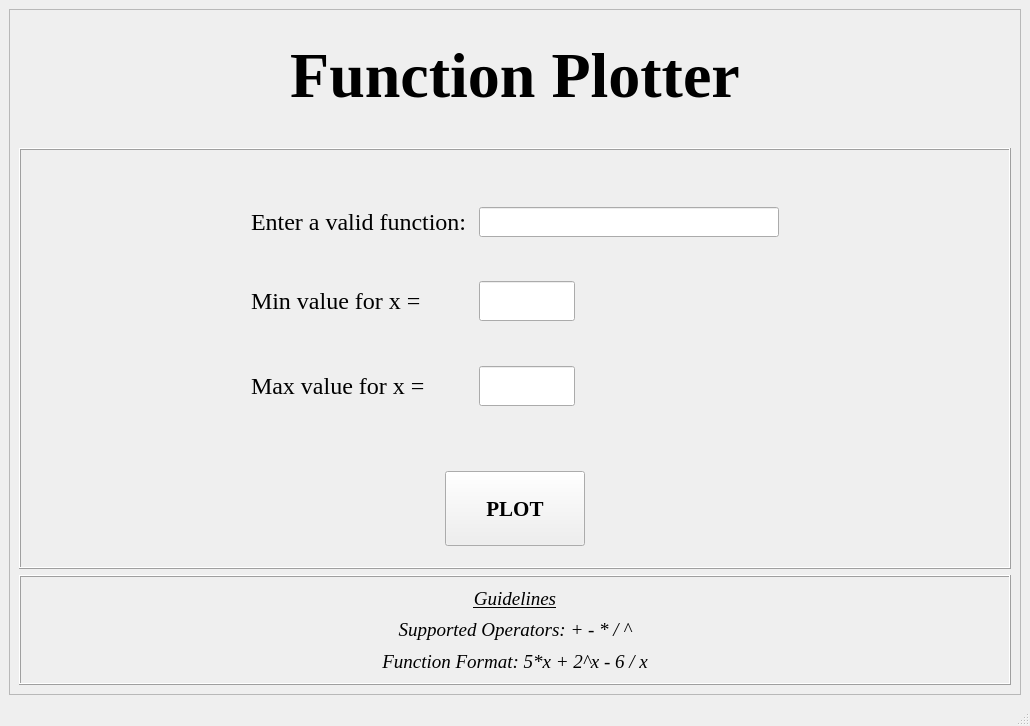
Above: Design.ui from AbdelrahmanHamdyy/Function-Plotter before the change. Below: the same form after it.
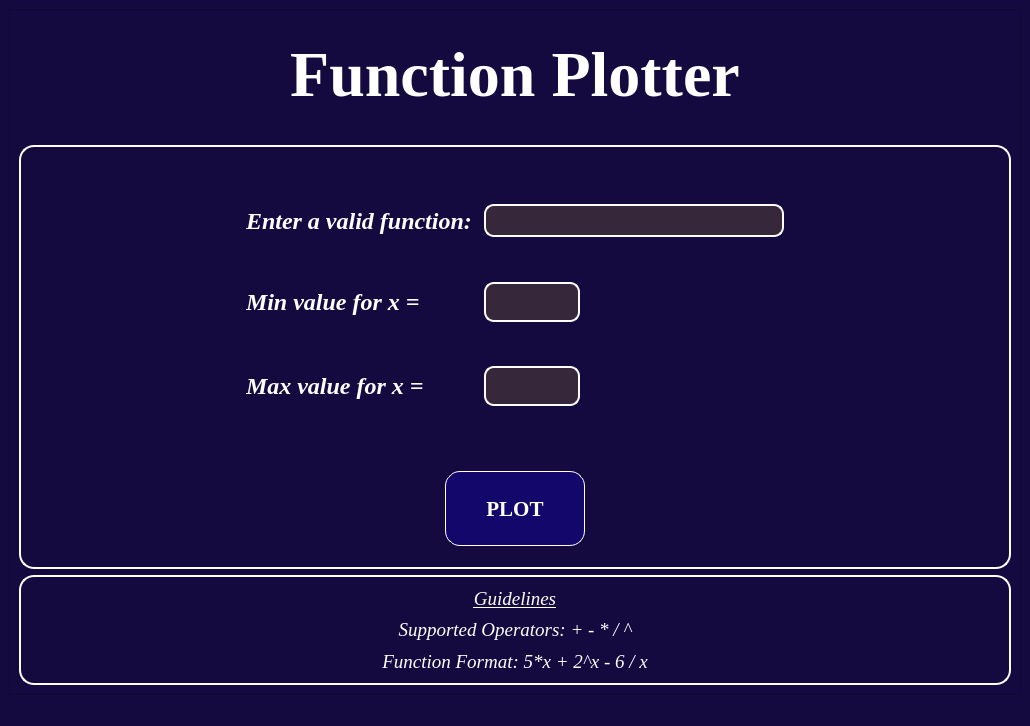
That is the form after the change.

```diff
--- a/Design.ui
+++ b/Design.ui
@@ -13,6 +13,24 @@
   <property name="palette">
    <palette>
     <active>
+     <colorrole role="WindowText">
+      <brush brushstyle="SolidPattern">
+       <color alpha="255">
+        <red>255</red>
+        <green>255</green>
+        <blue>255</blue>
+       </color>
+      </brush>
+     </colorrole>
+     <colorrole role="Button">
+      <brush brushstyle="SolidPattern">
+       <color alpha="255">
+        <red>20</red>
+        <green>10</green>
+        <blue>63</blue>
+       </color>
+      </brush>
+     </colorrole>
      <colorrole role="Mid">
       <brush brushstyle="SolidPattern">
        <color alpha="255">
@@ -22,8 +40,71 @@
        </color>
       </brush>
      </colorrole>
+     <colorrole role="Text">
+      <brush brushstyle="SolidPattern">
+       <color alpha="255">
+        <red>255</red>
+        <green>255</green>
+        <blue>255</blue>
+       </color>
+      </brush>
+     </colorrole>
+     <colorrole role="ButtonText">
+      <brush brushstyle="SolidPattern">
+       <color alpha="255">
+        <red>255</red>
+        <green>255</green>
+        <blue>255</blue>
+       </color>
+      </brush>
+     </colorrole>
+     <colorrole role="Base">
+      <brush brushstyle="SolidPattern">
+       <color alpha="255">
+        <red>20</red>
+        <green>10</green>
+        <blue>63</blue>
+       </color>
+      </brush>
+     </colorrole>
+     <colorrole role="Window">
+      <brush brushstyle="SolidPattern">
+       <color alpha="255">
+        <red>20</red>
+        <green>10</green>
+        <blue>63</blue>
+       </color>
+      </brush>
+     </colorrole>
+     <colorrole role="PlaceholderText">
+      <brush brushstyle="NoBrush">
+       <color alpha="128">
+        <red>255</red>
+        <green>255</green>
+        <blue>255</blue>
+       </color>
+      </brush>
+     </colorrole>
     </active>
     <inactive>
+     <colorrole role="WindowText">
+      <brush brushstyle="SolidPattern">
+       <color alpha="255">
+        <red>255</red>
+        <green>255</green>
+        <blue>255</blue>
+       </color>
+      </brush>
+     </colorrole>
+     <colorrole role="Button">
+      <brush brushstyle="SolidPattern">
+       <color alpha="255">
+        <red>20</red>
+        <green>10</green>
+        <blue>63</blue>
+       </color>
+      </brush>
+     </colorrole>
      <colorrole role="Mid">
       <brush brushstyle="SolidPattern">
        <color alpha="255">
@@ -33,8 +114,71 @@
        </color>
       </brush>
      </colorrole>
+     <colorrole role="Text">
+      <brush brushstyle="SolidPattern">
+       <color alpha="255">
+        <red>255</red>
+        <green>255</green>
+        <blue>255</blue>
+       </color>
+      </brush>
+     </colorrole>
+     <colorrole role="ButtonText">
+      <brush brushstyle="SolidPattern">
+       <color alpha="255">
+        <red>255</red>
+        <green>255</green>
+        <blue>255</blue>
+       </color>
+      </brush>
+     </colorrole>
+     <colorrole role="Base">
+      <brush brushstyle="SolidPattern">
+       <color alpha="255">
+        <red>20</red>
+        <green>10</green>
+        <blue>63</blue>
+       </color>
+      </brush>
+     </colorrole>
+     <colorrole role="Window">
+      <brush brushstyle="SolidPattern">
+       <color alpha="255">
+        <red>20</red>
+        <green>10</green>
+        <blue>63</blue>
+       </color>
+      </brush>
+     </colorrole>
+     <colorrole role="PlaceholderText">
+      <brush brushstyle="NoBrush">
+       <color alpha="128">
+        <red>255</red>
+        <green>255</green>
+        <blue>255</blue>
+       </color>
+      </brush>
+     </colorrole>
     </inactive>
     <disabled>
+     <colorrole role="WindowText">
+      <brush brushstyle="SolidPattern">
+       <color alpha="255">
+        <red>255</red>
+        <green>255</green>
+        <blue>255</blue>
+       </color>
+      </brush>
+     </colorrole>
+     <colorrole role="Button">
+      <brush brushstyle="SolidPattern">
+       <color alpha="255">
+        <red>20</red>
+        <green>10</green>
+        <blue>63</blue>
+       </color>
+      </brush>
+     </colorrole>
      <colorrole role="Mid">
       <brush brushstyle="SolidPattern">
        <color alpha="255">
@@ -44,12 +188,63 @@
        </color>
       </brush>
      </colorrole>
+     <colorrole role="Text">
+      <brush brushstyle="SolidPattern">
+       <color alpha="255">
+        <red>255</red>
+        <green>255</green>
+        <blue>255</blue>
+       </color>
+      </brush>
+     </colorrole>
+     <colorrole role="ButtonText">
+      <brush brushstyle="SolidPattern">
+       <color alpha="255">
+        <red>255</red>
+        <green>255</green>
+        <blue>255</blue>
+       </color>
+      </brush>
+     </colorrole>
+     <colorrole role="Base">
+      <brush brushstyle="SolidPattern">
+       <color alpha="255">
+        <red>20</red>
+        <green>10</green>
+        <blue>63</blue>
+       </color>
+      </brush>
+     </colorrole>
+     <colorrole role="Window">
+      <brush brushstyle="SolidPattern">
+       <color alpha="255">
+        <red>20</red>
+        <green>10</green>
+        <blue>63</blue>
+       </color>
+      </brush>
+     </colorrole>
+     <colorrole role="PlaceholderText">
+      <brush brushstyle="NoBrush">
+       <color alpha="128">
+        <red>255</red>
+        <green>255</green>
+        <blue>255</blue>
+       </color>
+      </brush>
+     </colorrole>
     </disabled>
    </palette>
   </property>
   <property name="windowTitle">
    <string>Function Plotter</string>
   </property>
+  <property name="styleSheet">
+   <string notr="true">* {
+	background-color: rgb(20, 10, 63);
+	color: white;
+}</string>
+  </property>
   <widget class="QWidget" name="centralwidget">
    <layout class="QGridLayout" name="gridLayout_9">
     <item row="0" column="0">
@@ -81,6 +276,13 @@
            <height>16777215</height>
           </size>
          </property>
+         <property name="styleSheet">
+          <string notr="true">#frame_3 {
+	border: 2px solid;
+	border-radius: 15px;
+	border-color: white;
+}</string>
+         </property>
          <property name="frameShape">
           <enum>QFrame::Box</enum>
          </property>
@@ -261,6 +463,13 @@
        </item>
        <item row="1" column="0" colspan="2">
         <widget class="QFrame" name="frame_2">
+         <property name="styleSheet">
+          <string notr="true">#frame_2 {
+	border: 2px solid;
+	border-radius: 15px;
+	border-color: white;
+}</string>
+         </property>
          <property name="frameShape">
           <enum>QFrame::Box</enum>
          </property>
@@ -316,6 +525,14 @@
                  <pointsize>14</pointsize>
                 </font>
                </property>
+               <property name="styleSheet">
+                <string notr="true">#Min {
+	background-color: rgba(75, 58, 58, 0.615);
+	border: 2px solid white;
+	border-radius: 10px;
+	padding: 5px;
+}</string>
+               </property>
               </widget>
              </item>
              <item row="5" column="2">
@@ -338,6 +555,14 @@
                  <pointsize>14</pointsize>
                 </font>
                </property>
+               <property name="styleSheet">
+                <string notr="true">#Max {
+	background-color: rgba(75, 58, 58, 0.615);
+	border: 2px solid white;
+	border-radius: 10px;
+	padding: 5px;
+}</string>
+               </property>
               </widget>
              </item>
              <item row="6" column="1">
@@ -359,8 +584,17 @@
                 <font>
                  <family>Times New Roman</family>
                  <pointsize>18</pointsize>
+                 <weight>75</weight>
+                 <italic>true</italic>
+                 <bold>true</bold>
                 </font>
                </property>
+               <property name="styleSheet">
+                <string notr="true">#label_10 {
+	font-weight: bold;
+	font-style: italic;
+}</string>
+               </property>
                <property name="text">
                 <string>Max value for x = </string>
                </property>
@@ -385,8 +619,17 @@
                 <font>
                  <family>Times New Roman</family>
                  <pointsize>18</pointsize>
+                 <weight>75</weight>
+                 <italic>true</italic>
+                 <bold>true</bold>
                 </font>
                </property>
+               <property name="styleSheet">
+                <string notr="true">#label_8 {
+	font-weight: bold;
+	font-style: italic;
+}</string>
+               </property>
                <property name="text">
                 <string>Min value for x = </string>
                </property>
@@ -425,6 +668,14 @@
                  <pointsize>12</pointsize>
                 </font>
                </property>
+               <property name="styleSheet">
+                <string notr="true">#Function {
+	background-color: rgba(75, 58, 58, 0.615);
+	border: 2px solid white;
+	border-radius: 10px;
+	padding: 5px;
+}</string>
+               </property>
               </widget>
              </item>
              <item row="1" column="1">
@@ -433,8 +684,17 @@
                 <font>
                  <family>Times New Roman</family>
                  <pointsize>18</pointsize>
+                 <weight>75</weight>
+                 <italic>true</italic>
+                 <bold>true</bold>
                 </font>
                </property>
+               <property name="styleSheet">
+                <string notr="true">#label {
+	font-weight: bold;
+	font-style: italic;
+}</string>
+               </property>
                <property name="text">
                 <string>Enter a valid function: </string>
                </property>
@@ -500,6 +760,14 @@
                  <bold>true</bold>
                 </font>
                </property>
+               <property name="styleSheet">
+                <string notr="true">#Plot {
+	border: 1px solid;
+	border-radius: 15px;
+	border-color: white;
+	background-color: rgb(20, 7, 108);
+}</string>
+               </property>
                <property name="text">
                 <string>PLOT</string>
                </property>
```
